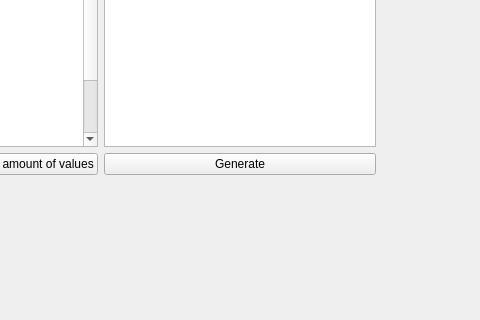
Qt form interface/main.ui (Larionov-VA/PhysicsLabTools) before a commit; both pictures show x 170 to 650 and y 148 to 468 of the 827 by 640 pixel window.
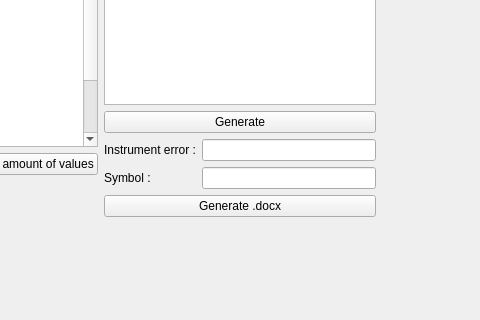
The same form after that commit.

Commit message:
Интерфейс для нового функционала
Помимо интерфейса также исправил ошибку кругового импорта

```diff
--- a/interface/main.ui
+++ b/interface/main.ui
@@ -105,6 +105,49 @@
           </property>
          </widget>
         </item>
+        <item>
+         <layout class="QGridLayout" name="gridLayout">
+          <item row="0" column="0">
+           <widget class="QLabel" name="label">
+            <property name="sizePolicy">
+             <sizepolicy hsizetype="Minimum" vsizetype="Preferred">
+              <horstretch>0</horstretch>
+              <verstretch>0</verstretch>
+             </sizepolicy>
+            </property>
+            <property name="text">
+             <string>Instrument error :</string>
+            </property>
+           </widget>
+          </item>
+          <item row="1" column="0">
+           <widget class="QLabel" name="label_2">
+            <property name="sizePolicy">
+             <sizepolicy hsizetype="Minimum" vsizetype="Preferred">
+              <horstretch>0</horstretch>
+              <verstretch>0</verstretch>
+             </sizepolicy>
+            </property>
+            <property name="text">
+             <string>Symbol :</string>
+            </property>
+           </widget>
+          </item>
+          <item row="0" column="1">
+           <widget class="QLineEdit" name="instrument_error"/>
+          </item>
+          <item row="1" column="1">
+           <widget class="QLineEdit" name="symbol"/>
+          </item>
+         </layout>
+        </item>
+        <item>
+         <widget class="QPushButton" name="generate_docx">
+          <property name="text">
+           <string>Generate .docx</string>
+          </property>
+         </widget>
+        </item>
         <item>
          <spacer name="verticalSpacer_2">
           <property name="orientation">
```
Left out of the diff: 2 changed lines with no effect on the pictures. The commit also changes 5 other files.
